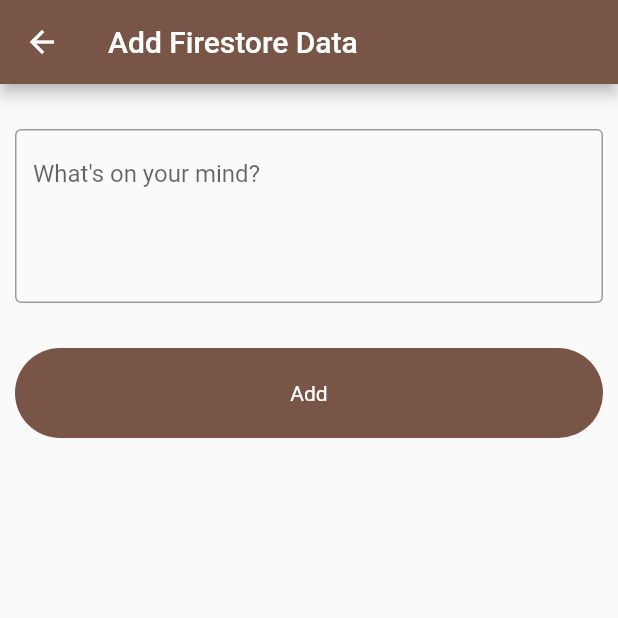
After one commit to MuhammadMaaz9/Firebase-practice, a Flutter app: the FirestoreScreen screen opened directly, after a tap on the "add" icon, on a phone screen of 412 x 824 dp, the top half of it. The commit adds this screen. Run offline on Flutter 3.47's test engine with Material 2 defaults, Android fonts, the phone set to English and light mode, and no system bars; our stand-ins replace cloud_firestore, firebase_auth, firebase_core, firebase_database, fluttertoast; accounts and stored records are empty.

Commit message:
getting and adding data from firestore

```diff
--- /dev/null
+++ b/lib/firestore/add_firestor_data.dart
@@ -0,0 +1,71 @@
+import 'package:cloud_firestore/cloud_firestore.dart';
+import 'package:firebase_practice/utils/utils.dart';
+import 'package:firebase_practice/widgets/round_button.dart';
+import 'package:flutter/material.dart';
+
+class AddFirestoreData extends StatefulWidget {
+  const AddFirestoreData({super.key});
+
+  @override
+  State<AddFirestoreData> createState() => _AddFirestoreDataState();
+}
+
+class _AddFirestoreDataState extends State<AddFirestoreData> {
+  bool loading = false;
+  final postcontroller = TextEditingController();
+  final firestore = FirebaseFirestore.instance.collection('user');
+  @override
+  Widget build(BuildContext context) {
+    return Scaffold(
+      appBar: AppBar(
+        backgroundColor: Colors.brown,
+        title: const Text('Add Firestore Data'),
+      ),
+      body: Padding(
+        padding: const EdgeInsets.symmetric(horizontal: 10),
+        child: Column(
+          children: [
+            const SizedBox(
+              height: 30,
+            ),
+            TextFormField(
+              controller: postcontroller,
+              maxLines: 4,
+              decoration: const InputDecoration(
+                  hintText: "What's on your mind?",
+                  border: OutlineInputBorder()),
+            ),
+            const SizedBox(
+              height: 30,
+            ),
+            RoundButton(
+              title: 'Add',
+              loading: loading,
+              ontap: () {
+                setState(() {
+                  loading = true;
+                });
+                String id = DateTime.now().microsecondsSinceEpoch.toString();
+                firestore.doc(id).set({
+                  'title': postcontroller.text.toString(),
+                  'id': id,
+                }).then((value) {
+                  postcontroller.clear();
+                  Utils().getmessage('data added successfully');
+                  setState(() {
+                    loading = false;
+                  });
+                }).onError((error, stackTrace) {
+                  Utils().getmessage(error.toString());
+                  setState(() {
+                    loading = false;
+                  });
+                });
+              },
+            )
+          ],
+        ),
+      ),
+    );
+  }
+}
--- /dev/null
+++ b/lib/firestore/firestore_list_screen.dart
@@ -0,0 +1,110 @@
+import 'package:cloud_firestore/cloud_firestore.dart';
+import 'package:firebase_auth/firebase_auth.dart';
+import 'package:firebase_practice/firestore/add_firestor_data.dart';
+import 'package:firebase_practice/utils/utils.dart';
+import 'package:firebase_practice/views/login.dart';
+import 'package:flutter/material.dart';
+
+class FirestoreScreen extends StatefulWidget {
+  const FirestoreScreen({super.key});
+
+  @override
+  State<FirestoreScreen> createState() => _FirestoreScreenState();
+}
+
+class _FirestoreScreenState extends State<FirestoreScreen> {
+  final _auth = FirebaseAuth.instance;
+  final editcontroller = TextEditingController();
+  final firestore = FirebaseFirestore.instance.collection('user').snapshots();
+
+  @override
+  Widget build(BuildContext context) {
+    return Scaffold(
+      floatingActionButton: FloatingActionButton(
+        backgroundColor: Colors.brown,
+        onPressed: () {
+          Navigator.push(
+              context,
+              MaterialPageRoute(
+                  builder: (context) => const AddFirestoreData()));
+        },
+        child: const Icon(Icons.add),
+      ),
+      appBar: AppBar(
+        automaticallyImplyLeading: false,
+        centerTitle: true,
+        actions: [
+          IconButton(
+              onPressed: () {
+                _auth.signOut().then((value) {
+                  Navigator.push(context,
+                      MaterialPageRoute(builder: (context) => const Login()));
+                }).onError(
+                  (error, stackTrace) {
+                    Utils().getmessage(error.toString());
+                  },
+                );
+              },
+              icon: const Icon(Icons.logout_outlined))
+        ],
+        backgroundColor: Colors.brown,
+        title: const Text(
+          'Post Screen',
+        ),
+      ),
+      body: Column(
+        children: [
+          StreamBuilder(
+            stream: firestore,
+            builder: (context, AsyncSnapshot<QuerySnapshot> snapshot) {
+              if (snapshot.connectionState == ConnectionState.waiting)
+                return CircularProgressIndicator();
+
+              if (snapshot.hasError) {
+                return Text('some error');
+              }
+              return Expanded(
+                  child: ListView.builder(
+                itemCount: snapshot.data!.docs.length,
+                itemBuilder: (context, index) {
+                  return ListTile(
+                    title: Text(snapshot.data!.docs[index]['title'].toString()),
+                  );
+                },
+              ));
+            },
+          )
+        ],
+      ),
+    );
+  }
+
+  Future<void> showMyDialog(String title, String id) async {
+    editcontroller.text = title;
+    return showDialog(
+      context: context,
+      builder: (context) {
+        return AlertDialog(
+          title: const Text('Update'),
+          content: Container(
+            child: TextField(
+              controller: editcontroller,
+            ),
+          ),
+          actions: [
+            TextButton(
+                onPressed: () {
+                  Navigator.pop(context);
+                },
+                child: const Text('Update')),
+            TextButton(
+                onPressed: () {
+                  Navigator.pop(context);
+                },
+                child: const Text('Cancel')),
+          ],
+        );
+      },
+    );
+  }
+}
```
Also changed, not shown: lib/services/splashscreen_services.dart (+5 -2 lines), lib/views/posts.dart (+8 -1 lines).
